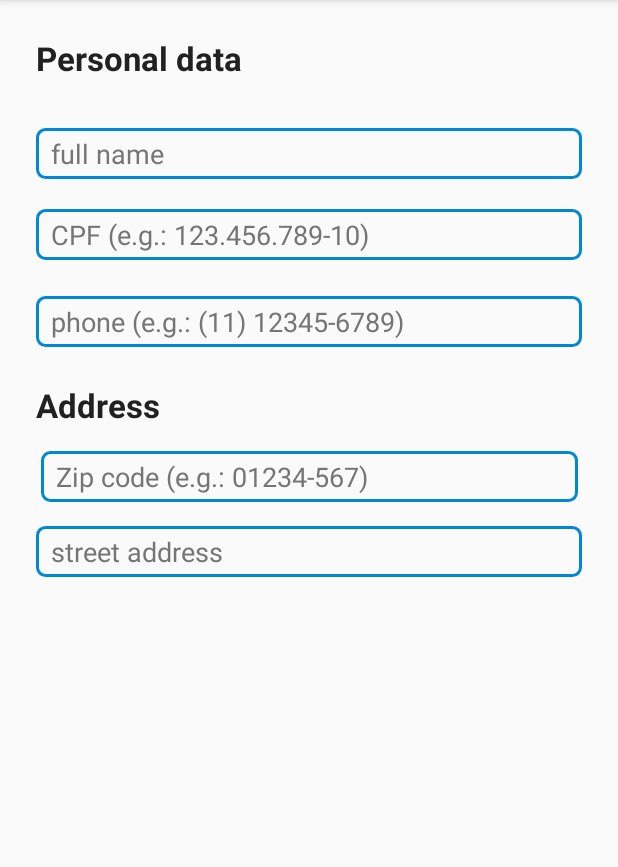
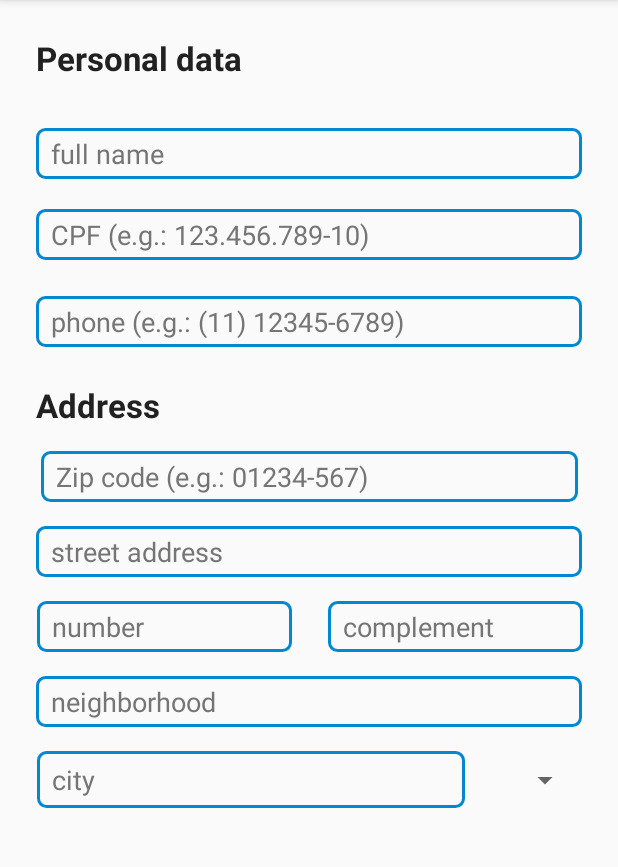
Before and after one commit to jjaviles2010/Clean, an Android app: the SignUpActivity screen opened directly, with no data from a screen before it, on a phone screen of 412 x 824 dp, the part 84-951 px from its top. Run offline under Robolectric (Android 15) with nearby library versions, the light colour scheme and no system bars.

Commit message:
Incluindo campos de endereço na tela de cadastro.

```diff
--- a/app/src/main/res/layout/activity_sign_up.xml
+++ b/app/src/main/res/layout/activity_sign_up.xml
@@ -19,40 +19,34 @@
 
     <EditText
         android:id="@+id/etFullName"
-        android:layout_width="match_parent"
-        android:layout_height="wrap_content"
+        style="@style/custom_edittext"
         android:layout_marginStart="24dp"
         android:layout_marginTop="28dp"
         android:layout_marginEnd="24dp"
         android:ems="10"
+        android:hint="@string/etFullName"
         android:inputType="textPersonName"
-        style="@style/custom_edittext"
         app:layout_constraintEnd_toEndOf="parent"
         app:layout_constraintHorizontal_bias="0.202"
         app:layout_constraintStart_toStartOf="parent"
-        app:layout_constraintTop_toBottomOf="@+id/tvPersonalData"
-        android:hint="@string/etFullName"/>
+        app:layout_constraintTop_toBottomOf="@+id/tvPersonalData" />
 
     <EditText
         android:id="@+id/etCPF"
-        android:layout_width="match_parent"
-        android:layout_height="wrap_content"
+        style="@style/custom_edittext"
         android:layout_marginStart="24dp"
         android:layout_marginTop="20dp"
         android:layout_marginEnd="24dp"
         android:ems="10"
+        android:hint="@string/etCPF"
         android:inputType="numberSigned"
         app:layout_constraintEnd_toEndOf="@+id/etFullName"
         app:layout_constraintStart_toStartOf="@+id/etFullName"
-        app:layout_constraintTop_toBottomOf="@+id/etFullName"
-        style="@style/custom_edittext"
-        android:hint="@string/etCPF"/>
+        app:layout_constraintTop_toBottomOf="@+id/etFullName" />
 
     <EditText
         android:id="@+id/etPhone"
         style="@style/custom_edittext"
-        android:layout_width="match_parent"
-        android:layout_height="wrap_content"
         android:layout_marginStart="24dp"
         android:layout_marginTop="24dp"
         android:layout_marginEnd="24dp"
@@ -75,30 +69,84 @@
 
     <EditText
         android:id="@+id/etZipCode"
+        style="@style/custom_edittext"
         android:layout_width="358dp"
-        android:layout_height="wrap_content"
         android:layout_marginTop="16dp"
         android:ems="10"
+        android:hint="@string/etZipCodeHint"
         android:inputType="numberSigned"
         app:layout_constraintEnd_toEndOf="@+id/etPhone"
-        android:hint="@string/etZipCodeHint"
-        style="@style/custom_edittext"
         app:layout_constraintStart_toStartOf="@+id/tvAddress"
         app:layout_constraintTop_toBottomOf="@+id/tvAddress" />
 
     <EditText
         android:id="@+id/etStreetAddress"
-        android:layout_width="match_parent"
-        android:layout_height="wrap_content"
+        style="@style/custom_edittext"
         android:layout_marginStart="24dp"
         android:layout_marginTop="16dp"
         android:layout_marginEnd="24dp"
         android:ems="10"
+        android:hint="@string/etStreetAddressHint"
         android:inputType="textPersonName"
-        style="@style/custom_edittext"
-        android:hint="@string/etStreetAddressHint"
         app:layout_constraintEnd_toEndOf="@+id/etZipCode"
         app:layout_constraintStart_toStartOf="@+id/etZipCode"
         app:layout_constraintTop_toBottomOf="@+id/etZipCode" />
 
+    <EditText
+        android:id="@+id/etNumber"
+        android:layout_width="170dp"
+        android:layout_marginTop="16dp"
+        android:ems="10"
+        android:inputType="number"
+        android:hint="@string/etNumberHint"
+        app:layout_constraintStart_toStartOf="@+id/etStreetAddress"
+        app:layout_constraintTop_toBottomOf="@+id/etStreetAddress"
+        style="@style/custom_edittext"/>
+
+    <EditText
+        android:id="@+id/etAddressComp"
+        android:layout_width="170dp"
+        android:layout_marginTop="16dp"
+        android:ems="10"
+        android:inputType="textPersonName"
+        android:hint="@string/etAddressCoplementHint"
+        app:layout_constraintEnd_toEndOf="@+id/etStreetAddress"
+        app:layout_constraintTop_toBottomOf="@+id/etStreetAddress"
+        style="@style/custom_edittext"/>
+
+    <EditText
+        android:id="@+id/etNeighborhood"
+        style="@style/custom_edittext"
+        android:layout_marginStart="24dp"
+        android:layout_marginTop="16dp"
+        android:layout_marginEnd="24dp"
+        android:ems="10"
+        android:hint="@string/etNeighborhood"
+        android:inputType="textPersonName"
+        app:layout_constraintEnd_toEndOf="@+id/etStreetAddress"
+        app:layout_constraintStart_toStartOf="@+id/etStreetAddress"
+        app:layout_constraintTop_toBottomOf="@+id/etNumber" />
+
+    <EditText
+        android:id="@+id/etCity"
+        style="@style/custom_edittext"
+        android:layout_width="285dp"
+        android:layout_height="38dp"
+        android:layout_marginTop="16dp"
+        android:ems="10"
+        android:hint="@string/etCityHint"
+        android:inputType="textPersonName"
+        app:layout_constraintStart_toStartOf="@+id/etNeighborhood"
+        app:layout_constraintTop_toBottomOf="@+id/etNeighborhood" />
+
+    <Spinner
+        android:id="@+id/spStates"
+        android:layout_width="67dp"
+        android:layout_height="36dp"
+        android:layout_marginStart="8dp"
+        app:layout_constraintBottom_toBottomOf="@+id/etCity"
+        app:layout_constraintEnd_toEndOf="@+id/etNeighborhood"
+        app:layout_constraintStart_toEndOf="@+id/etCity"
+        app:layout_constraintTop_toTopOf="@+id/etCity" />
+
 </androidx.constraintlayout.widget.ConstraintLayout>
--- a/app/src/main/res/values/strings.xml
+++ b/app/src/main/res/values/strings.xml
@@ -7,4 +7,8 @@
     <string name="tvAddress">Address</string>
     <string name="etZipCodeHint">Zip code (e.g.: 01234-567)</string>
     <string name="etStreetAddressHint">street address</string>
+    <string name="etNumberHint">number</string>
+    <string name="etAddressCoplementHint">complement</string>
+    <string name="etNeighborhood">neighborhood</string>
+    <string name="etCityHint">city</string>
 </resources>
```
Also changed, not shown: 1 other file.
